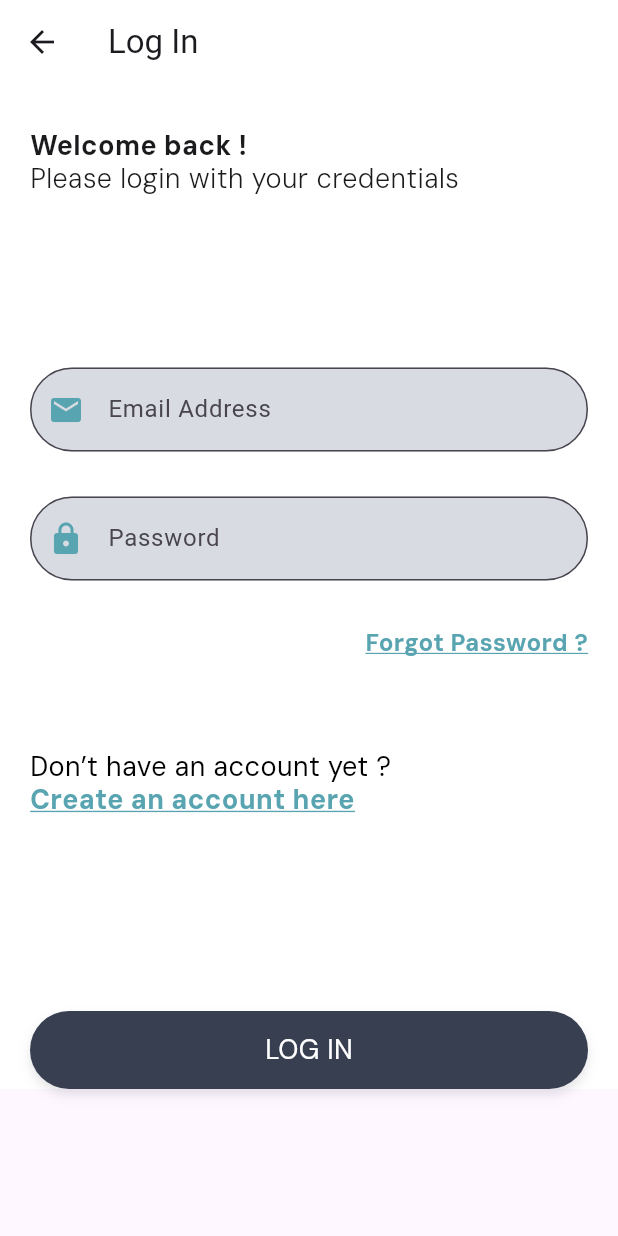
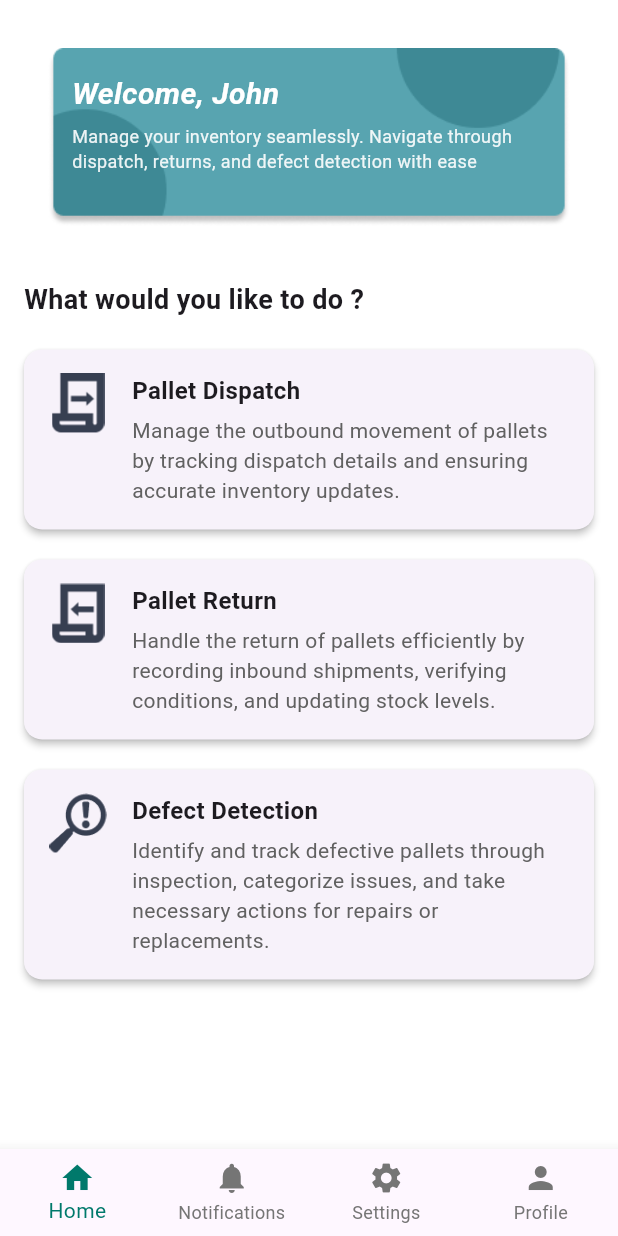
Before and after one commit to AashleshWawge/ManuScan, a Flutter app: the screen it shows after launch, after a tap on "LOG IN", on a phone screen of 412 x 824 dp. Run offline on Flutter 3.47's test engine with Material 3 defaults, Android fonts, the phone set to English and light mode, and no system bars; missing offline and left inert: mysql1.

Commit message:
updated code

```diff
--- /dev/null
+++ b/lib/home_screen.dart
@@ -0,0 +1,143 @@
+import 'package:flutter/material.dart';
+
+class HomeScreen extends StatelessWidget {
+  const HomeScreen({super.key});
+
+  @override
+  Widget build(BuildContext context) {
+    return Scaffold(
+      backgroundColor: Colors.white,
+      bottomNavigationBar: _buildBottomNavigationBar(),
+      body: SafeArea(
+        child: Padding(
+          padding: const EdgeInsets.all(16.0),
+          child: Column(
+            crossAxisAlignment: CrossAxisAlignment.start,
+            children: [
+              _buildHeader(),
+              const SizedBox(height: 20),
+              const Text(
+                "What would you like to do ?",
+                style: TextStyle(fontSize: 18, fontWeight: FontWeight.bold),
+              ),
+              const SizedBox(height: 10),
+              _buildActionCard(
+                imagePath: 'assets/images/pd.png', // Add your image path here
+                title: "Pallet Dispatch",
+                description:
+                    "Manage the outbound movement of pallets by tracking dispatch details and ensuring accurate inventory updates.",
+              ),
+              _buildActionCard(
+                imagePath: 'assets/images/pr.png', // Add your image path here
+                title: "Pallet Return",
+                description:
+                    "Handle the return of pallets efficiently by recording inbound shipments, verifying conditions, and updating stock levels.",
+              ),
+              _buildActionCard(
+                imagePath: 'assets/images/dd.png', // Add your image path here
+                title: "Defect Detection",
+                description:
+                    "Identify and track defective pallets through inspection, categorize issues, and take necessary actions for repairs or replacements.",
+              ),
+            ],
+          ),
+        ),
+      ),
+    );
+  }
+
+  Widget _buildHeader() {
+    final String userName = "John"; // Replace with dynamic user name
+
+    return Container(
+      padding: const EdgeInsets.all(16),
+      child: Stack(
+        children: [
+          Image.asset('assets/images/textbg.png'), // Add your image here
+          Positioned(
+            left: 16,
+            top: 16,
+            right: 16,
+            child: Column(
+              crossAxisAlignment: CrossAxisAlignment.start,
+              children: [
+                Text(
+                  "Welcome, $userName",
+                  style: const TextStyle(
+                    fontSize: 20,
+                    fontWeight: FontWeight.bold,
+                    fontStyle: FontStyle.italic,
+                    color: Colors.white,
+                  ),
+                ),
+                const SizedBox(height: 5),
+                Text(
+                  "Manage your inventory seamlessly. Navigate through dispatch, returns, and defect detection with ease",
+                  style: TextStyle(
+                    fontSize: 12,
+                    color: Colors.white.withOpacity(0.9),
+                  ),
+                ),
+              ],
+            ),
+          ),
+        ],
+      ),
+    );
+  }
+
+  Widget _buildActionCard({
+    required String imagePath,
+    required String title,
+    required String description,
+  }) {
+    return Card(
+      margin: const EdgeInsets.symmetric(vertical: 10),
+      elevation: 2,
+      shape: RoundedRectangleBorder(borderRadius: BorderRadius.circular(12)),
+      child: Padding(
+        padding: const EdgeInsets.all(16),
+        child: Row(
+          crossAxisAlignment: CrossAxisAlignment.start,
+          children: [
+            Image.asset(imagePath, width: 40, height: 40),
+            const SizedBox(width: 16),
+            Expanded(
+              child: Column(
+                crossAxisAlignment: CrossAxisAlignment.start,
+                children: [
+                  Text(
+                    title,
+                    style: const TextStyle(
+                        fontSize: 16, fontWeight: FontWeight.bold),
+                  ),
+                  const SizedBox(height: 5),
+                  Text(
+                    description,
+                    style: TextStyle(color: Colors.grey.shade700),
+                  ),
+                ],
+              ),
+            ),
+          ],
+        ),
+      ),
+    );
+  }
+
+  Widget _buildBottomNavigationBar() {
+    return BottomNavigationBar(
+      currentIndex: 0,
+      type: BottomNavigationBarType.fixed,
+      selectedItemColor: Colors.teal.shade700,
+      unselectedItemColor: Colors.grey.shade600,
+      items: const [
+        BottomNavigationBarItem(icon: Icon(Icons.home), label: "Home"),
+        BottomNavigationBarItem(
+            icon: Icon(Icons.notifications), label: "Notifications"),
+        BottomNavigationBarItem(icon: Icon(Icons.settings), label: "Settings"),
+        BottomNavigationBarItem(icon: Icon(Icons.person), label: "Profile"),
+      ],
+    );
+  }
+}
--- a/lib/login_page.dart
+++ b/lib/login_page.dart
@@ -21,8 +21,11 @@ class _login_account extends State<login_account> {
     return Scaffold(
       appBar: AppBar(
         title: Text("Log In"),
-        backgroundColor:
-            Color.fromARGB(255, 255, 255, 255),
+        backgroundColor: Color.fromARGB(255, 255, 255, 255),
+        iconTheme: IconThemeData(
+          color: Color.fromRGBO(
+              88, 164, 176, 1), // Change back navigation button color here
+        ),
       ),
       body: Container(
         color: Colors.white,
@@ -32,8 +35,7 @@ class _login_account extends State<login_account> {
             crossAxisAlignment: CrossAxisAlignment.start,
             children: [
               buildSubtitle(),
-              SizedBox(
-                  height: 100),
+              SizedBox(height: 100),
               buildFormFields(),
               buildForgotPassword(),
               buildFooter(),
@@ -102,9 +104,7 @@ class _login_account extends State<login_account> {
           ),
           filled: true,
           fillColor: Color(0xFFD8DBE2),
-          prefixIcon: Icon(icon,
-              color: const Color.fromRGBO(
-                  88, 164, 176, 1)),
+          prefixIcon: Icon(icon, color: const Color.fromRGBO(88, 164, 176, 1)),
           suffixIcon: isPassword ? null : null,
           errorText: errorText,
         ),
@@ -134,7 +134,7 @@ class _login_account extends State<login_account> {
               color: Color(0xFF58A4B0),
               fontSize: 16,
               fontFamily: 'DM Sans',
-              fontWeight: FontWeight.w700,
+              fontWeight: FontWeight.bold,
               decoration: TextDecoration.underline,
               decorationColor: Color(0xFF58A4B0),
             ),
@@ -195,8 +195,7 @@ class _login_account extends State<login_account> {
           Padding(
             padding: const EdgeInsets.only(top: 130.0),
             child: GestureDetector(
-              onTap: () {
-              },
+              onTap: () {},
               child: Container(
                 width: double.infinity,
                 height: 52,
@@ -223,7 +222,7 @@ class _login_account extends State<login_account> {
                       color: Colors.white,
                       fontSize: 18,
                       fontFamily: 'DM Sans',
-                      fontWeight: FontWeight.w400,
+                      fontWeight: FontWeight.bold, // Bold the text
                       height: 1.22,
                     ),
                   ),
--- a/lib/onboarding_screen.dart
+++ b/lib/onboarding_screen.dart
@@ -2,6 +2,7 @@ import 'package:flutter/material.dart';
 import 'create_account.dart';
 import 'login_page.dart';
 import 'package:mysql1/mysql1.dart';
+import 'home_screen.dart';
 
 class OnboardingScreen extends StatefulWidget {
   const OnboardingScreen({super.key});
@@ -129,7 +130,9 @@ class _OnboardingScreenState extends State<OnboardingScreen> {
                     },
                     style: ElevatedButton.styleFrom(
                         minimumSize: const Size(double.infinity, 50),
-                        backgroundColor: Color.fromRGBO(55, 63, 81, 1)),
+                        backgroundColor: Color.fromRGBO(55, 63, 81, 1),
+                        elevation: 5,
+                        shadowColor: Colors.black.withOpacity(0.2)),
                     child: const Text(
                       'CREATE ACCOUNT',
                       style: TextStyle(
@@ -144,16 +147,21 @@ class _OnboardingScreenState extends State<OnboardingScreen> {
                       Navigator.push(
                         context,
                         MaterialPageRoute(
-                            builder: (context) => login_account()),
+                            builder: (context) => HomeScreen()),
                       );
                     },
                     style: TextButton.styleFrom(
                       minimumSize: const Size(double.infinity, 50),
                       backgroundColor: Color.fromRGBO(216, 219, 226, 1),
+                      elevation: 5,
+                      shadowColor: Colors.black.withOpacity(0.2),
                     ),
                     child: const Text(
                       'LOG IN',
-                      style: TextStyle(color: Colors.black),
+                      style: TextStyle(
+                        color: Colors.black,
+                        fontWeight: FontWeight.bold,
+                      ),
                     ),
                   ),
                 ],
```
Also changed, not shown: lib/create_account.dart (+31 -13 lines), lib/forgot_password.dart (+9 -9 lines), pubspec.yaml (+12 -12 lines), assets/images/dd.png (added), assets/images/pd.png (added), assets/images/pr.png (added), assets/images/textbg.png (added), assets/images/warehouse.png (added), 6 other files.
